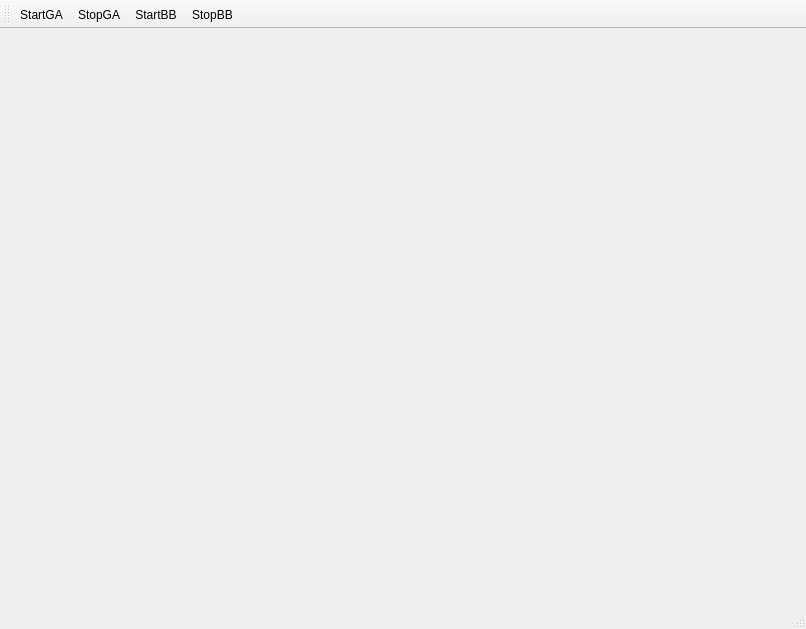
The window that forms/TSP_MainWindow.ui (MrModez/TSP_Project) describes before a commit, drawn with Qt 5.
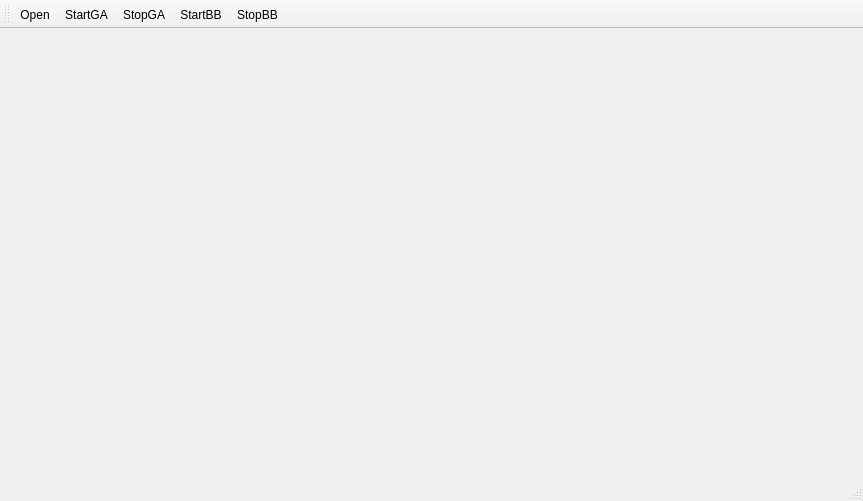
The same window after the commit.

Commit message: Added graph import from file

The edit to the form file:
```diff
--- a/forms/TSP_MainWindow.ui
+++ b/forms/TSP_MainWindow.ui
@@ -6,8 +6,8 @@
    <rect>
     <x>0</x>
     <y>0</y>
-    <width>806</width>
-    <height>629</height>
+    <width>863</width>
+    <height>501</height>
    </rect>
   </property>
   <property name="windowTitle">
@@ -31,6 +31,7 @@
    <attribute name="toolBarBreak">
     <bool>false</bool>
    </attribute>
+   <addaction name="actionOpen"/>
    <addaction name="actionStartGA"/>
    <addaction name="actionStopGA"/>
    <addaction name="actionStartBB"/>
@@ -57,6 +58,11 @@
     <string>StopBB</string>
    </property>
   </action>
+  <action name="actionOpen">
+   <property name="text">
+    <string>Open</string>
+   </property>
+  </action>
  </widget>
  <layoutdefault spacing="6" margin="11"/>
  <resources/>
```
Left out of the diff: 2 changed lines with no effect on the pictures. The commit also changes 2 other files.
